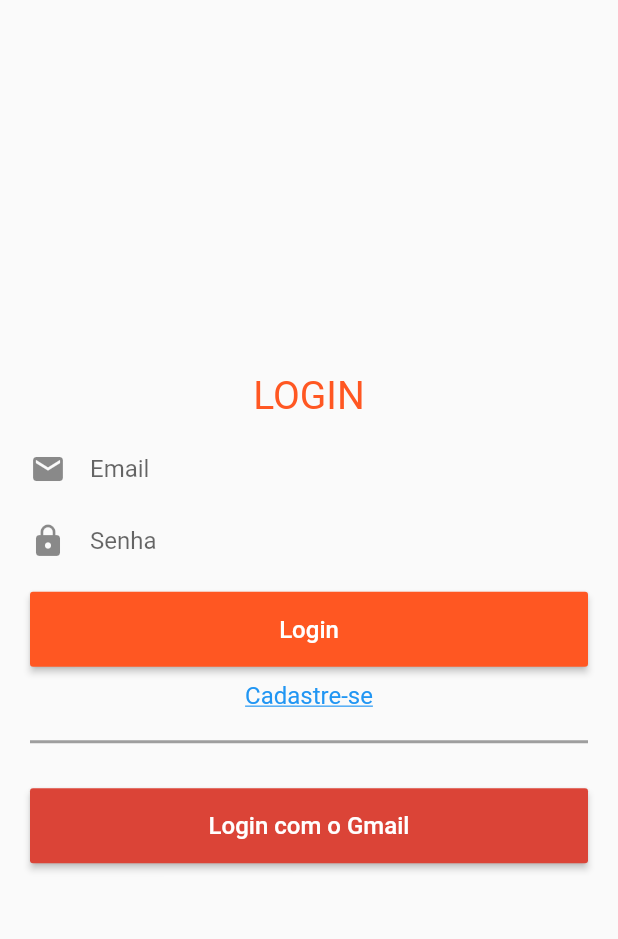
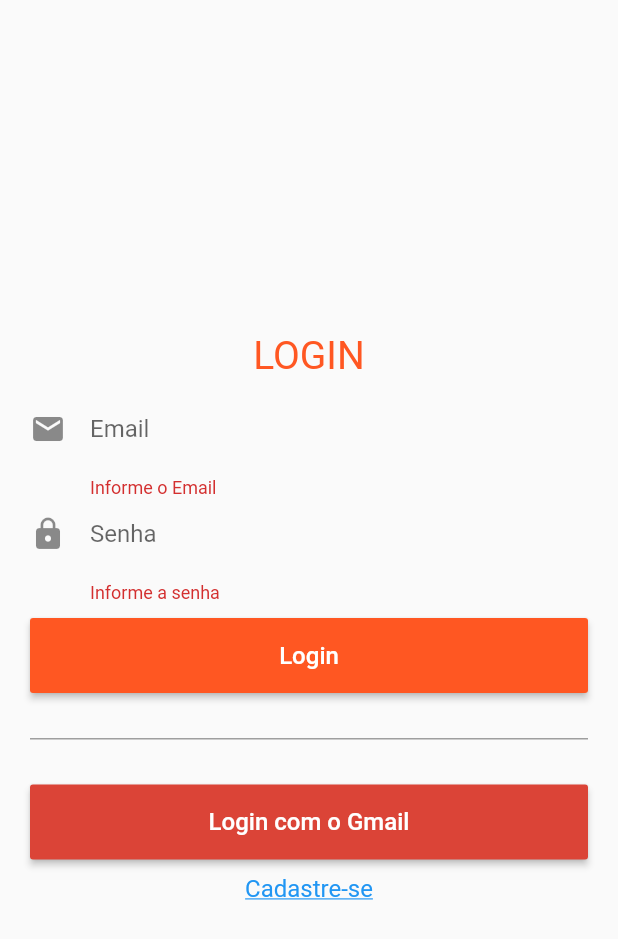
Before and after one commit to claudiocsjunior/e-commerce-app-flutter, a Flutter app: the screen it shows after launch, after a tap on "Login", on a phone screen of 412 x 824 dp. Shown: the top 939 px of the screen. Run offline on Flutter 3.47's test engine with Material 2 defaults, Android fonts, the phone set to English and light mode, and no system bars; our stand-ins replace firebase_auth, firebase_core, flutter_mobx, flutter_modular, google_sign_in, mobx; accounts and stored records are empty; generated files the repository leaves out were written again.

Commit message:
Finaliza o login por email e senha, adiciona o authguard para proteger as rotas

```diff
--- a/lib/app/app_module.dart
+++ b/lib/app/app_module.dart
@@ -1,6 +1,7 @@
 import 'package:e_commerce_app/app/modules/login/login_module.dart';
 import 'package:e_commerce_app/app/modules/register/register_module.dart';
 import 'package:e_commerce_app/app/shared/auth/auth_store.dart';
+import 'package:e_commerce_app/app/shared/guards/auth-guard.dart';
 import 'package:e_commerce_app/app/shared/interfaces/auth_repository_interface.dart';
 import 'package:e_commerce_app/app/shared/pages/splash/splash_page.dart';
 import 'package:e_commerce_app/app/shared/repositories/auth_repository.dart';
@@ -21,6 +22,6 @@ class AppModule extends Module {
     // ChildRoute("/", child: (_, args) => LoginModule()),
     ModuleRoute("/", module: LoginModule()),
     ModuleRoute("/register", module: RegisterModule()),
-    ModuleRoute("/home", module: HomeModule()),
+    ModuleRoute("/home", module: HomeModule(), guards: [AuthGuard()]),
   ];
 }
--- a/lib/app/modules/login/login_page.dart
+++ b/lib/app/modules/login/login_page.dart
@@ -2,6 +2,7 @@ import 'package:e_commerce_app/app/shared/config/background-color.dart';
 import 'package:e_commerce_app/app/shared/config/text-color.dart';
 import 'package:e_commerce_app/app/shared/config/text-size.dart';
 import 'package:flutter/material.dart';
+import 'package:flutter_mobx/flutter_mobx.dart';
 import 'package:flutter_modular/flutter_modular.dart';
 import 'login_store.dart';
 
@@ -15,20 +16,27 @@ class LoginPage extends StatefulWidget {
 }
 
 class LoginPageState extends ModularState<LoginPage, LoginStore> {
-  final _formkey = GlobalKey();
+  final _formkey = GlobalKey<FormState>();
 
   @override
   Widget build(BuildContext context) {
     return Scaffold(
       body: Center(
-          child: Column(
-        mainAxisAlignment: MainAxisAlignment.center,
-        children: [
-          DefaultLogin(),
-          Register(),
-          OtherLogin()
-        ],
-      )),
+        child: Observer(builder: (_){
+          if(!controller.loading){
+            return Column(
+              mainAxisAlignment: MainAxisAlignment.center,
+              children: [
+                DefaultLogin(),
+                OtherLogin(),
+                Register(),
+              ],
+            );
+          }else{
+            return CircularProgressIndicator();
+          }
+        })
+      ),
     );
   }
 
@@ -56,12 +64,18 @@ class LoginPageState extends ModularState<LoginPage, LoginStore> {
                 hintText: "Email",
               ),
               validator: (value) {
-                if (value == null || value.isEmpty) {
-                  return 'Por favor, preencha o campo para continuar.';
+                bool emailValid = RegExp(r"^[a-zA-Z0-9.a-zA-Z0-9.!#$%&'*+-/=?^_`{|}~]+@[a-zA-Z0-9]+\.[a-zA-Z]+").hasMatch(value);
+                if (value.length == 0) {
+                  return "Informe o Email";
+                } else if(!emailValid){
+                  return "Email inválido";
+                }else {
+                  return null;
                 }
 
                 return null;
               },
+              onChanged: (value) => controller.setEmail(value),
             ),
             TextFormField(
               obscureText: true,
@@ -71,12 +85,17 @@ class LoginPageState extends ModularState<LoginPage, LoginStore> {
                 hintText: "Senha",
               ),
               validator: (value) {
-                if (value == null || value.isEmpty) {
-                  return 'Por favor, preencha o campo para continuar.';
+                if (value == null || value.isEmpty){
+                  return 'Informe a senha';
+                }
+
+                if (value.length < 6){
+                  return 'A senha deve conter ao menos 6 caracteres';
                 }
 
                 return null;
               },
+              onChanged: (value) => controller.setPassword(value),
             ),
             SizedBox(
               height: 10,
@@ -92,8 +111,32 @@ class LoginPageState extends ModularState<LoginPage, LoginStore> {
                   fontSize: TextSize.normal,
                 ),
               ),
-              onPressed: controller.loginWithGoogle,
+              onPressed: (){
+                if (_formkey.currentState.validate()) {
+                  ScaffoldMessenger.of(context)
+                      .showSnackBar(SnackBar(content: Text('Aguarde')));
+                  controller.setErro("");
+                  controller.loginEmailAndPassword();
+                }
+              },
             ),
+            SizedBox(
+              height: 10,
+            ),
+            Observer(builder: (_) {
+              if (controller.erro.toString().length > 0) {
+                return Text(
+                  "${controller.erro.toString()}",
+                  style: TextStyle(
+                    color: TextColor.colorDanger,
+                    fontSize: TextSize.normal,
+                  ),
+                  textAlign: TextAlign.start,
+                );
+              }
+
+              return Container();
+            }),
           ],
         ),
       ),
@@ -106,7 +149,7 @@ class LoginPageState extends ModularState<LoginPage, LoginStore> {
         Container(
           margin: EdgeInsets.only(bottom: 20, top: 20),
           width: MediaQuery.of(context).size.width - 40,
-          height: 2,
+          height: 1,
           color: BackgroundColor.colorSecondary,
         ),
         SizedBox(
@@ -143,8 +186,7 @@ class LoginPageState extends ModularState<LoginPage, LoginStore> {
               style: TextStyle(
                   color: TextColor.colorPrimaryB,
                   fontSize: TextSize.normal,
-                  decoration: TextDecoration.underline
-              ),
+                  decoration: TextDecoration.underline),
             ),
           ),
         )
--- a/lib/app/shared/auth/auth_store.dart
+++ b/lib/app/shared/auth/auth_store.dart
@@ -45,7 +45,16 @@ abstract class _AuthStoreBase with Store {
     }catch(e){
       throw e;
     }
+  }
 
+  Future LoginEmailAndPassword(email, password) async {
+    try{
+      User user = await _authRepository.getEmailLogin(email:email, password: password);
+      setUser(user);
+      return user;
+    }catch(e){
+      throw e;
+    }
   }
 
 
--- a/lib/app/shared/interfaces/auth_repository_interface.dart
+++ b/lib/app/shared/interfaces/auth_repository_interface.dart
@@ -5,7 +5,7 @@ abstract class IauthRepository{
   Future<User> getGoogleLogin();
 
   Future<User> register({String email, String password});
-  Future<User> getEmailLogin();
+  Future<User> getEmailLogin({String email, String password});
 
   Future<String> getToken();
   Future logOut();
```
Also changed, not shown: lib/app/modules/login/login_store.dart (+42 -0 lines), lib/app/shared/guards/auth-guard.dart (added, +18 -0 lines), lib/app/shared/repositories/auth_repository.dart (+19 -5 lines).
